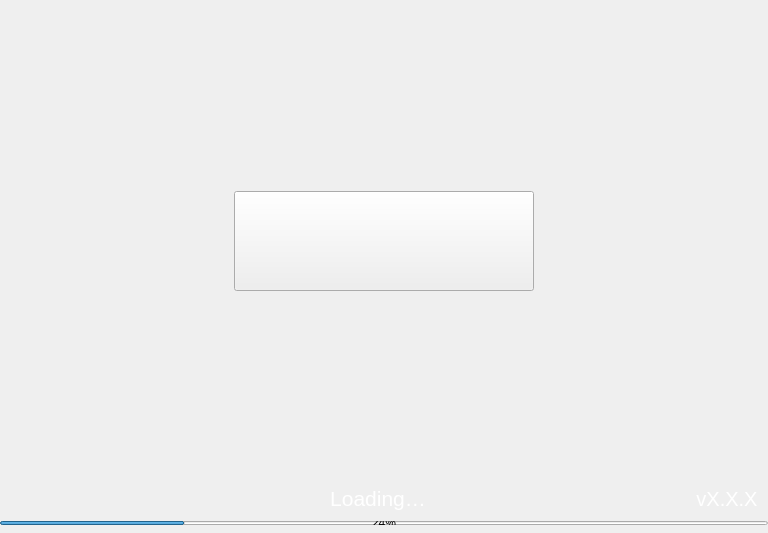
Qt form src/qt/concrete/forms/splash.ui (CONCRETE-Project/CONCRETE) before a commit.
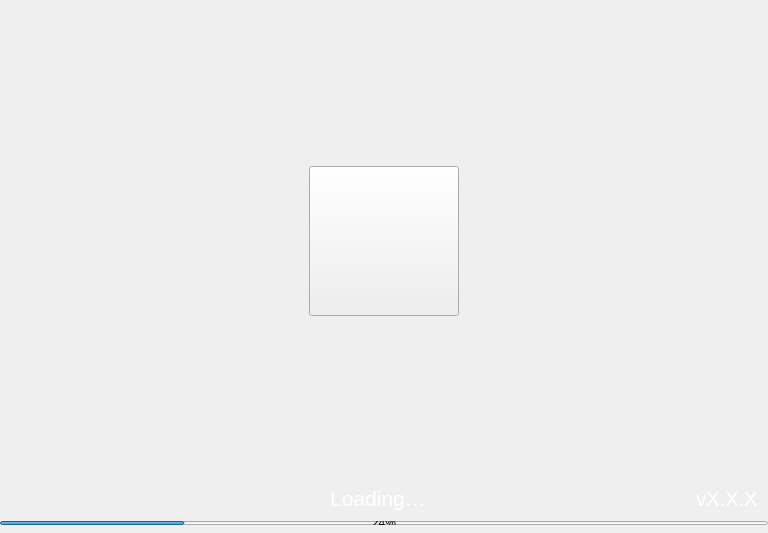
The same form after that commit.

Commit message: Splash Screen Updated

```diff
--- a/src/qt/concrete/forms/splash.ui
+++ b/src/qt/concrete/forms/splash.ui
@@ -91,14 +91,14 @@
        <widget class="QToolButton" name="imgLogo">
         <property name="minimumSize">
          <size>
-          <width>300</width>
-          <height>100</height>
+          <width>150</width>
+          <height>150</height>
          </size>
         </property>
         <property name="maximumSize">
          <size>
-          <width>300</width>
-          <height>100</height>
+          <width>150</width>
+          <height>150</height>
          </size>
         </property>
         <property name="text">
```
The commit also changes 4 other files.
